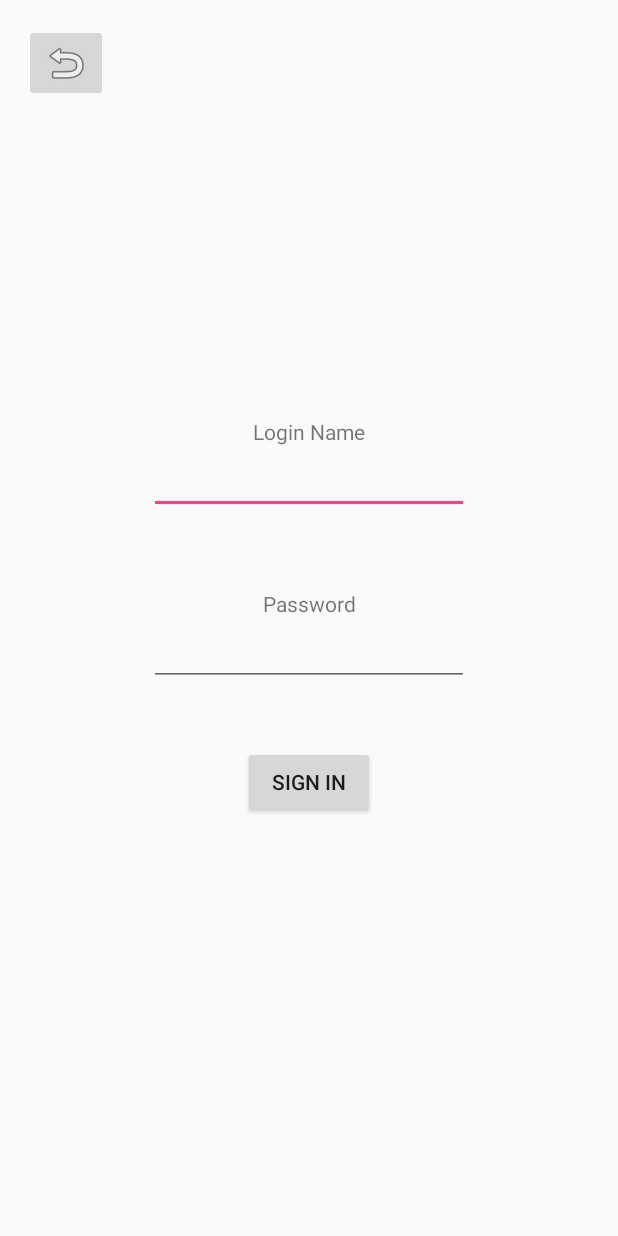
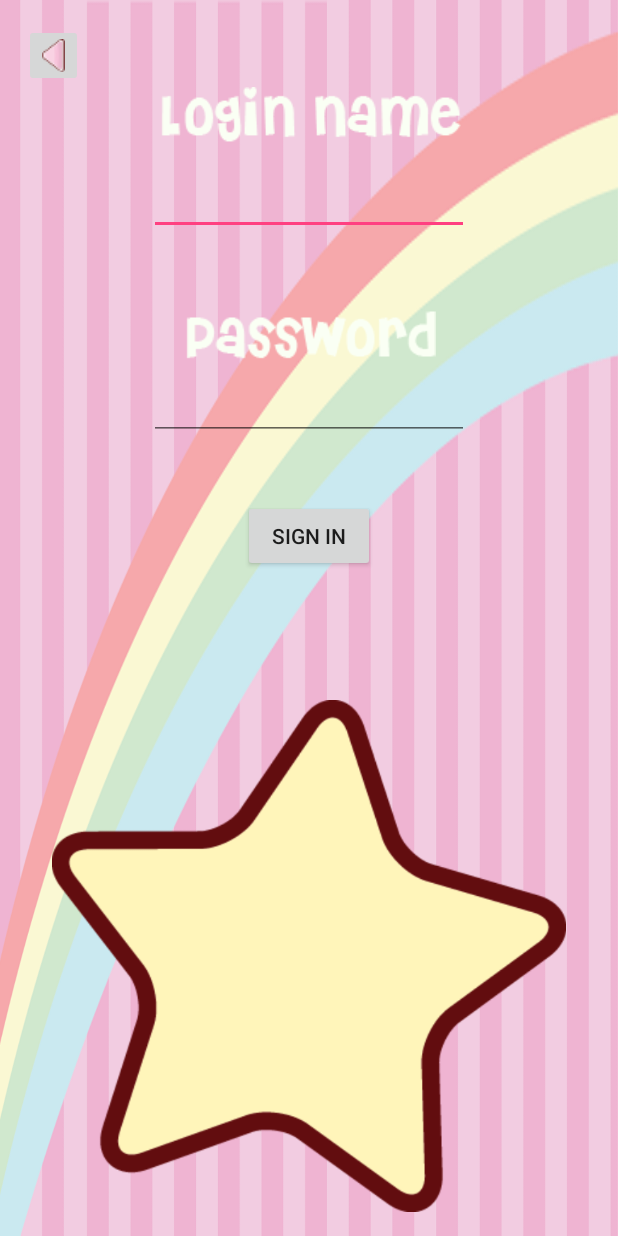
Before and after one commit to drtracy1/SER402, an Android app: the LoginActivity screen opened directly, with no data from a screen before it, on a phone screen of 412 x 824 dp. Run offline under Robolectric (Android 15) with nearby library versions, the light colour scheme and no system bars; libraries missing offline, so code that uses them is left out: com.firebase.client; 2 statements that could not run were skipped.

Commit message:
Login UI completed

```diff
--- a/WeAllCode/app/src/main/res/layout/activity_login.xml
+++ b/WeAllCode/app/src/main/res/layout/activity_login.xml
@@ -7,7 +7,8 @@
     android:paddingLeft="@dimen/activity_horizontal_margin"
     android:paddingRight="@dimen/activity_horizontal_margin"
     android:paddingTop="@dimen/activity_vertical_margin"
-    tools:context="ser402team.weallcode.LoginActivity">
+    tools:context="ser402team.weallcode.LoginActivity"
+    android:background="@drawable/bgrainbow_edit">
 
     <ImageButton
         android:layout_width="wrap_content"
@@ -16,21 +17,15 @@
         android:layout_alignParentTop="true"
         android:layout_alignParentLeft="true"
         android:layout_alignParentStart="true"
-        android:src="@android:drawable/ic_menu_revert" />
+        android:src="@drawable/sliderarrowleft" />
 
     <RelativeLayout
         android:layout_width="match_parent"
         android:layout_height="wrap_content"
-        android:layout_centerVertical="true"
         android:gravity="center_horizontal"
-        android:padding="10dp">
-
-        <TextView
-            android:layout_width="match_parent"
-            android:layout_height="wrap_content"
-            android:id="@+id/loginNameLabel"
-            android:gravity="center"
-            android:text="Login Name"/>
+        android:padding="10dp"
+        android:id="@+id/relativeLayout2"
+        android:layout_below="@+id/imageView7">
 
         <EditText
             android:layout_width="wrap_content"
@@ -38,29 +33,22 @@
             android:gravity="center_horizontal"
             android:layout_centerHorizontal="true"
             android:inputType="textLongMessage"
-            android:layout_below="@+id/loginNameLabel"
             android:id="@+id/loginName"
             android:ems="10"
             android:layout_marginBottom="50dp"/>
 
 
-        <TextView
-            android:layout_width="match_parent"
-            android:layout_height="wrap_content"
-            android:id="@+id/passwordLabel"
-            android:layout_below="@+id/loginName"
-            android:gravity="center"
-            android:text="Password" />
-
         <EditText
             android:layout_width="wrap_content"
             android:layout_height="wrap_content"
             android:gravity="center_horizontal"
-            android:layout_centerHorizontal="true"
             android:inputType="textPassword"
-            android:layout_below="@+id/passwordLabel"
             android:id="@+id/password"
-            android:ems="10" />
+            android:ems="10"
+            android:layout_below="@+id/loginName"
+            android:layout_alignLeft="@+id/loginName"
+            android:layout_alignStart="@+id/loginName"
+            android:layout_marginTop="41dp" />
 
         <Button
             android:layout_width="wrap_content"
@@ -71,5 +59,31 @@
             android:layout_below="@+id/password"
             android:layout_marginTop="40dp"/>
 
+        <ImageView
+            android:layout_width="wrap_content"
+            android:layout_height="wrap_content"
+            android:id="@+id/imageView8"
+            android:src="@drawable/password"
+            android:layout_below="@+id/loginName"
+            android:layout_centerHorizontal="true" />
+
     </RelativeLayout>
+
+    <ImageView
+        android:layout_width="wrap_content"
+        android:layout_height="wrap_content"
+        android:id="@+id/imageView7"
+        android:src="@drawable/loginname_edit"
+        android:layout_below="@+id/returnToMainPageButton"
+        android:layout_centerHorizontal="true" />
+
+    <ImageView
+        android:layout_width="wrap_content"
+        android:layout_height="wrap_content"
+        android:id="@+id/imageView9"
+        android:layout_below="@+id/relativeLayout2"
+        android:layout_alignParentLeft="true"
+        android:layout_alignParentStart="true"
+        android:layout_marginTop="75dp"
+        android:src="@drawable/star" />
 </RelativeLayout>
```
Also changed, not shown: WeAllCode/app/src/main/res/drawable/bgrainbow.png (added), WeAllCode/app/src/main/res/drawable/bgrainbow_edit.png (added), WeAllCode/app/src/main/res/drawable/loginname.png (added), WeAllCode/app/src/main/res/drawable/loginname_edit.png (added), WeAllCode/app/src/main/res/drawable/password.png (added), WeAllCode/app/src/main/res/drawable/sliderarrowleft.png, WeAllCode/app/src/main/res/drawable/sliderarrowleft_e.png (added).
